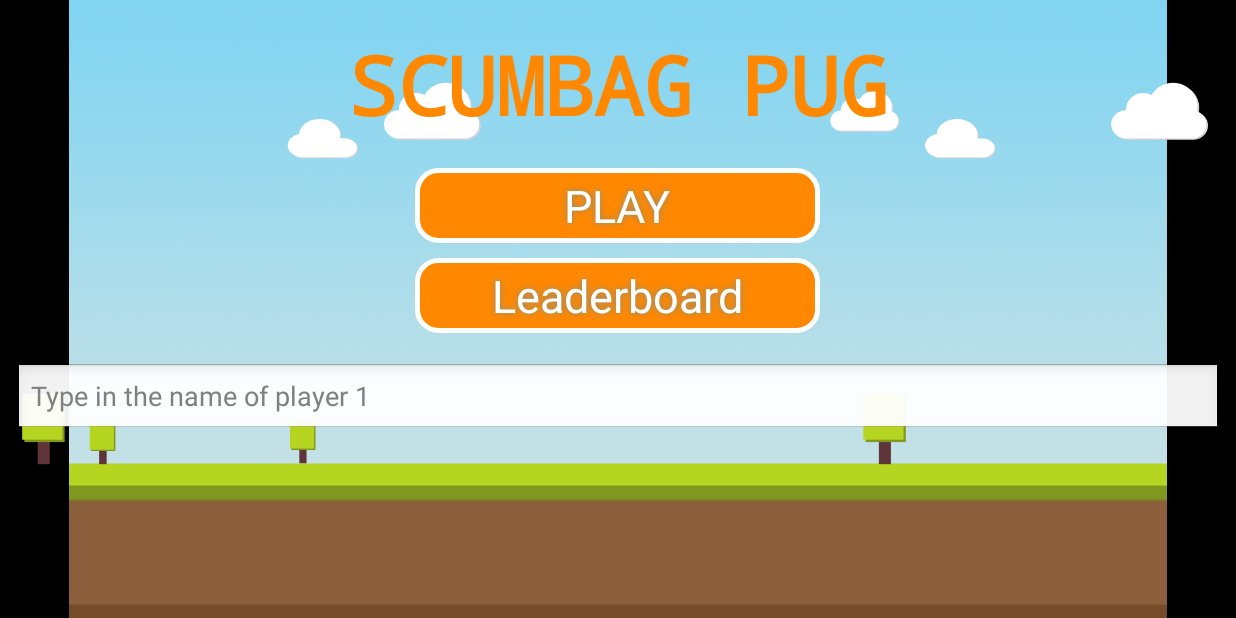
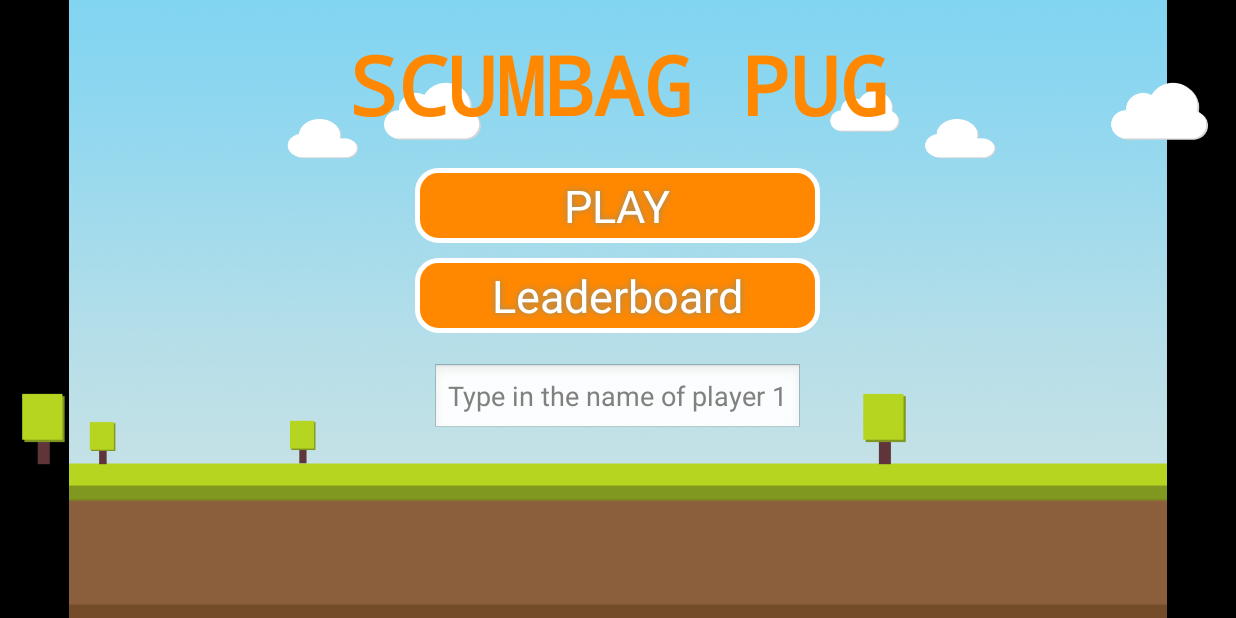
Before and after one commit to mishja/ScumbagPug, an Android app: the screen it shows after launch (mainMenu), on a phone screen of 824 x 412 dp (held sideways). Run offline under Robolectric (Android 15) with nearby library versions, the phone set to English and light mode, and no system bars.

Commit message:
layout fix

```diff
--- a/app/src/main/res/layout/activity_game.xml
+++ b/app/src/main/res/layout/activity_game.xml
@@ -99,9 +99,10 @@
 
             <AutoCompleteTextView
                 android:id="@+id/player1NameATV"
-                android:layout_width="match_parent"
+                android:layout_width="wrap_content"
                 android:layout_height="wrap_content"
                 android:layout_margin="10dp"
+                android:layout_gravity="center"
                 android:focusable="true"
                 android:focusableInTouchMode="true"
                 android:hint="Type in the name of player 1"/>
--- a/app/src/main/res/layout/activity_score.xml
+++ b/app/src/main/res/layout/activity_score.xml
@@ -8,7 +8,6 @@
 
     <LinearLayout
         android:layout_width="match_parent"
-
         android:layout_height="match_parent"
         android:background="@drawable/background"
         android:orientation="vertical"
```
